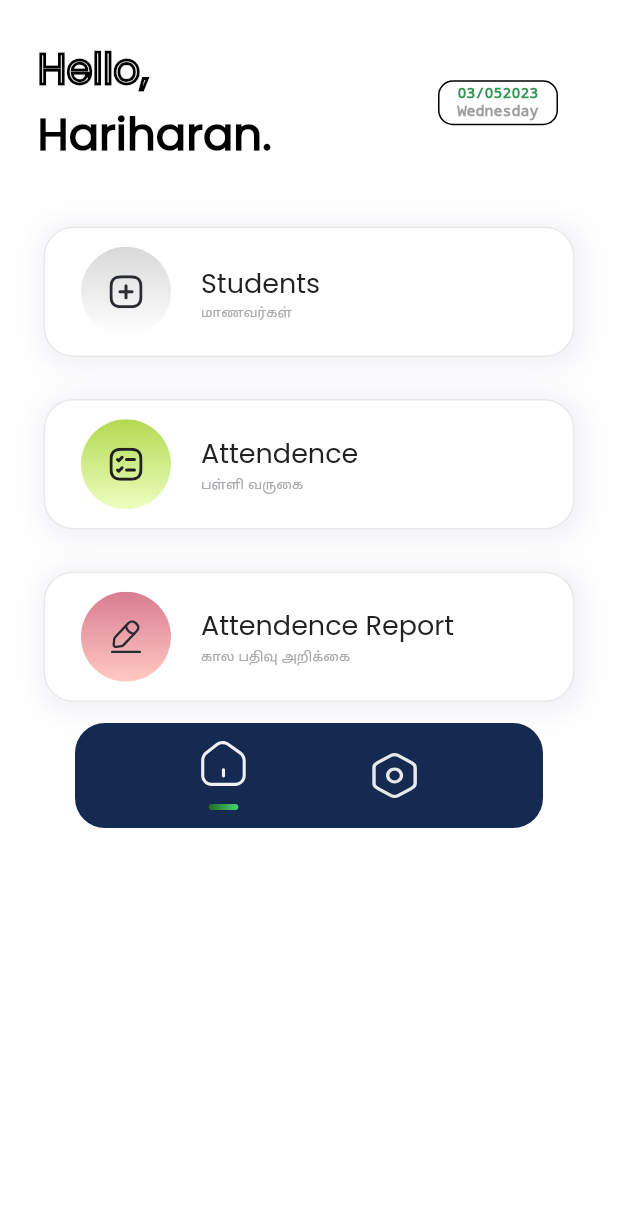
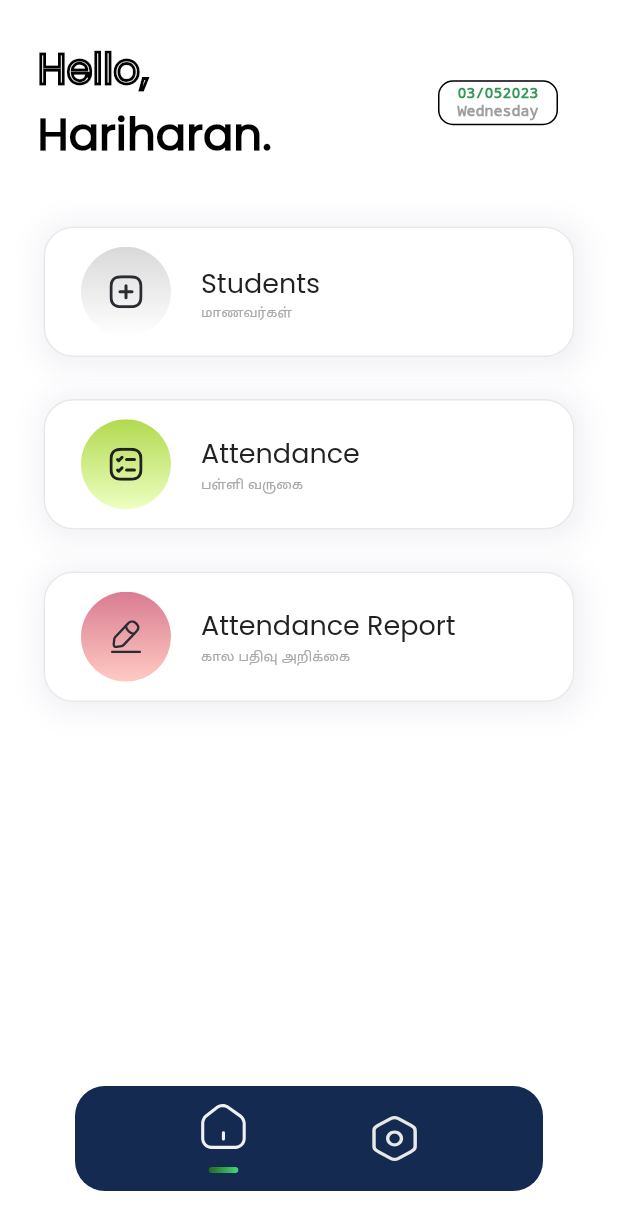
Before and after one commit to Hariharan148/kpr_sports, a Flutter app: the screen it shows after launch, after a tap on an icon or button, on a phone screen of 412 x 824 dp. Shown: the top 1230 px of the screen. Run offline on Flutter 3.47's test engine with Material 2 defaults, Android fonts, the light colour scheme and no system bars; our stand-ins replace cloud_firestore, firebase_core, firebase_storage, flutter_svg, fluttertoast, image_picker and 3 more; missing offline and left inert: external_path, horizontal_data_table, syncfusion_flutter_xlsio; accounts and stored records are empty; network calls fail.

Commit message:
fix(home): fixed home nav bar

```diff
--- a/lib/attendence_report/excel_creator.dart
+++ b/lib/attendence_report/excel_creator.dart
@@ -69,10 +69,7 @@ Future<void> downloadExcel(BuildContext context) async {
 
 Future<String> getPath_2() async {
   var path = await ExternalPath.getExternalStorageDirectories();
-  print(path);
-  return path[0]; // [/storage/emulated/0, /storage/B3AE-4D28]
-
-  // please note: B3AE-4D28 is external storage (SD card) folder name it can be any.
+  return path[0];
 }
 
 Future<void> checkPermissions(BuildContext context) async {
--- a/lib/home/home.dart
+++ b/lib/home/home.dart
@@ -1,9 +1,11 @@
+import 'package:cloud_firestore/cloud_firestore.dart';
 import 'package:flutter/material.dart';
 import 'package:flutter_svg/flutter_svg.dart';
+import 'package:kpr_sports/settings/settings.dart';
 import 'package:kpr_sports/shared/date_bar.dart';
 
 class HomeScreen extends StatefulWidget {
-  const HomeScreen({super.key});
+  const HomeScreen({Key? key});
 
   @override
   State<HomeScreen> createState() => _HomeScreenState();
@@ -21,9 +23,11 @@ class _HomeScreenState extends State<HomeScreen> {
   Widget build(BuildContext context) {
     return SafeArea(
       child: Container(
+        height: MediaQuery.of(context).size.height,
         color: const Color.fromRGBO(255, 255, 255, 1.0),
         child: SafeArea(
-          child: Column(children: [
+          child: Column(
+            children: [
               Container(
                 padding: const EdgeInsets.only(
                     left: 25, right: 25, top: 25, bottom: 25),
@@ -66,23 +70,24 @@ class _HomeScreenState extends State<HomeScreen> {
               _buildMenuCard("Students", "மாணவர்கள்", "/students", context,
                   "assets/Home/add_background.svg", "assets/Home/add.svg"),
               _buildMenuCard(
-                "Attendence",
+                  "Attendance",
                   "பள்ளி வருகை",
                   "/attendance",
                   context,
                   "assets/Home/attendance_background.svg",
                   "assets/Home/attendance.svg"),
               _buildMenuCard(
-                "Attendence Report",
+                  "Attendance Report",
                   "கால பதிவு அறிக்கை",
                   "/report",
                   context,
                   "assets/Home/report_background.svg",
                   "assets/Home/report.svg"),
-            Positioned(
-              bottom: 0,
-              left: 0,
+              Expanded(
+                child: Align(
+                  alignment: Alignment.bottomCenter,
                   child: Container(
+                    margin: const EdgeInsets.only(bottom: 30),
                     height: 70,
                     width: MediaQuery.of(context).size.width - 100,
                     decoration: BoxDecoration(
@@ -97,6 +102,11 @@ class _HomeScreenState extends State<HomeScreen> {
                             setState(() {
                               isHomePage = true;
                             });
+
+                            Navigator.push(
+                                context,
+                                MaterialPageRoute(
+                                    builder: (context) => const HomeScreen()));
                           },
                           child: _navBar(
                               context,
@@ -109,6 +119,12 @@ class _HomeScreenState extends State<HomeScreen> {
                             setState(() {
                               isHomePage = false;
                             });
+
+                            Navigator.push(
+                                context,
+                                MaterialPageRoute(
+                                    builder: (context) =>
+                                        const SettingsScreen()));
                           },
                           child: _navBar(
                               context,
@@ -117,9 +133,12 @@ class _HomeScreenState extends State<HomeScreen> {
                               'assets/Home/select_icon.svg'),
                         ),
                       ],
-                  )),
-            )
-          ]),
+                    ),
+                  ),
+                ),
+              ),
+            ],
+          ),
         ),
       ),
     );
--- a/lib/settings/settings.dart
+++ b/lib/settings/settings.dart
@@ -10,6 +10,8 @@ class SettingsScreen extends StatefulWidget {
 class _SettingsScreenState extends State<SettingsScreen> {
   @override
   Widget build(BuildContext context) {
-    return Container();
+    return Container(
+      child: Text("hello"),
+    );
   }
 }
```
Lines whose indentation alone changed are shown as unchanged.
